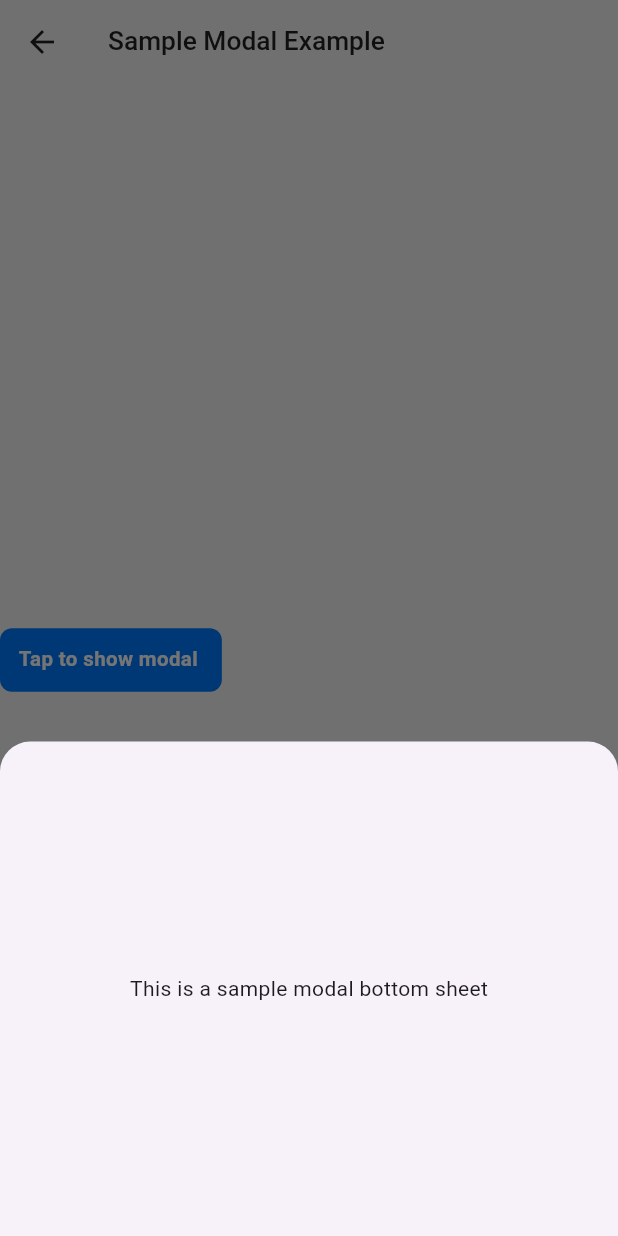
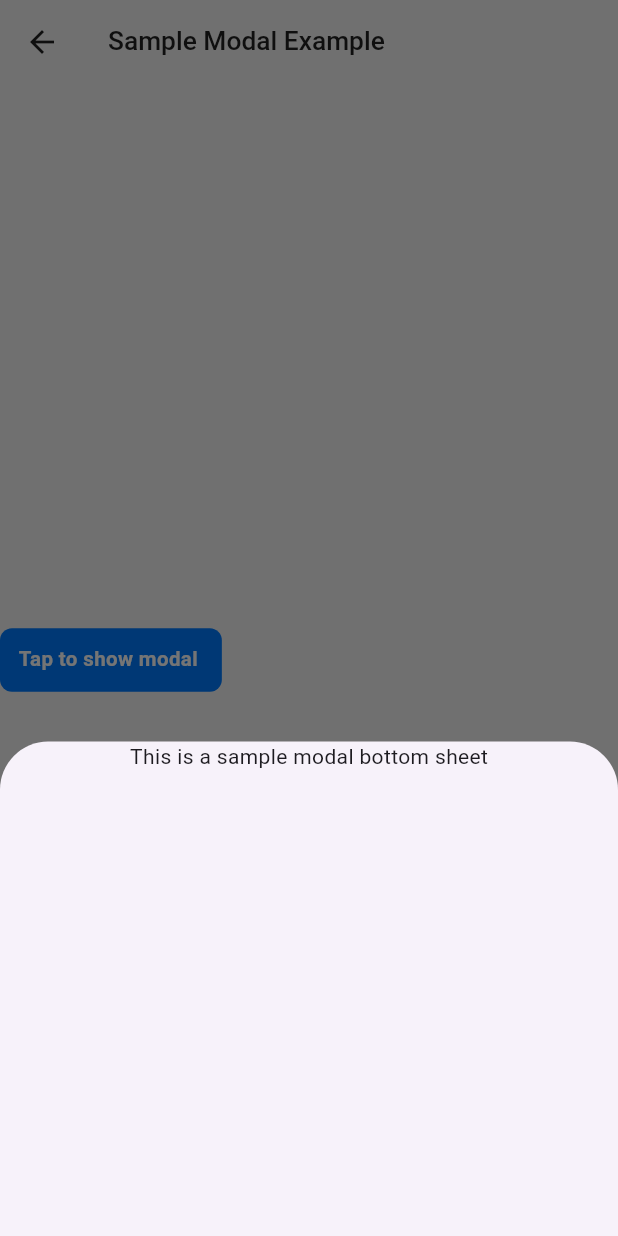
Before and after one commit to AswinAzikar/FeatureRichArchFlutter, a Flutter app: the SampleModalExample screen opened directly, after a tap on "Tap to show modal", on a phone screen of 412 x 824 dp. Run offline on Flutter 3.47's test engine with Material 3 defaults, Android fonts, the phone set to English and light mode, and no system bars; our stand-ins replace auto_size_text, cached_network_image, dio, dotted_border, flutter_animate, flutter_spinkit and 10 more; accounts and stored records are empty.

Commit message:
feat: update SampleModalExample with custom padding and improved modal layout

```diff
--- a/lib/features/example_pages/sample_modal_example.dart
+++ b/lib/features/example_pages/sample_modal_example.dart
@@ -1,3 +1,4 @@
+import 'package:FeatureRichArchFlutter/exporter/exporter.dart';
 import 'package:FeatureRichArchFlutter/services/size_utils.dart';
 import 'package:FeatureRichArchFlutter/widgets/mini_loading_button.dart';
 import 'package:flutter/material.dart';
@@ -27,7 +28,7 @@ class _SampleModalExampleState extends State<SampleModalExample> {
                   isScrollControlled: true,
                   shape: RoundedRectangleBorder(
                     borderRadius: BorderRadius.vertical(
-                      top: Radius.circular(20.0),
+                      top: Radius.circular(CustomPadding.paddingXL),
                     ),
                   ),
                   builder: (context) {
@@ -35,8 +36,12 @@ class _SampleModalExampleState extends State<SampleModalExample> {
                       padding: MediaQuery.of(context).viewInsets,
                       child: SizedBox(
                         height: SizeUtils.height * .4,
-                        child: Center(
-                          child: Text('This is a sample modal bottom sheet'),
+                        child: Column(
+                          children: [
+                            Center(
+                              child: Text('This is a sample modal bottom sheet'),
+                            ),
+                          ],
                         ),
                       ),
                     );
--- a/properties.txt
+++ b/properties.txt
@@ -16,7 +16,8 @@ widgets or components
 
 1. common_textfield: A reusable text field widget with customizable properties like hint text, validation, and styling.
 2.  custom_dropdown_field: A reusable dropdown field widget.
-3.
+
+3. not_found_widget: Displays a user-friendly message or graphic when no data or results are found.
 
 
 
```
